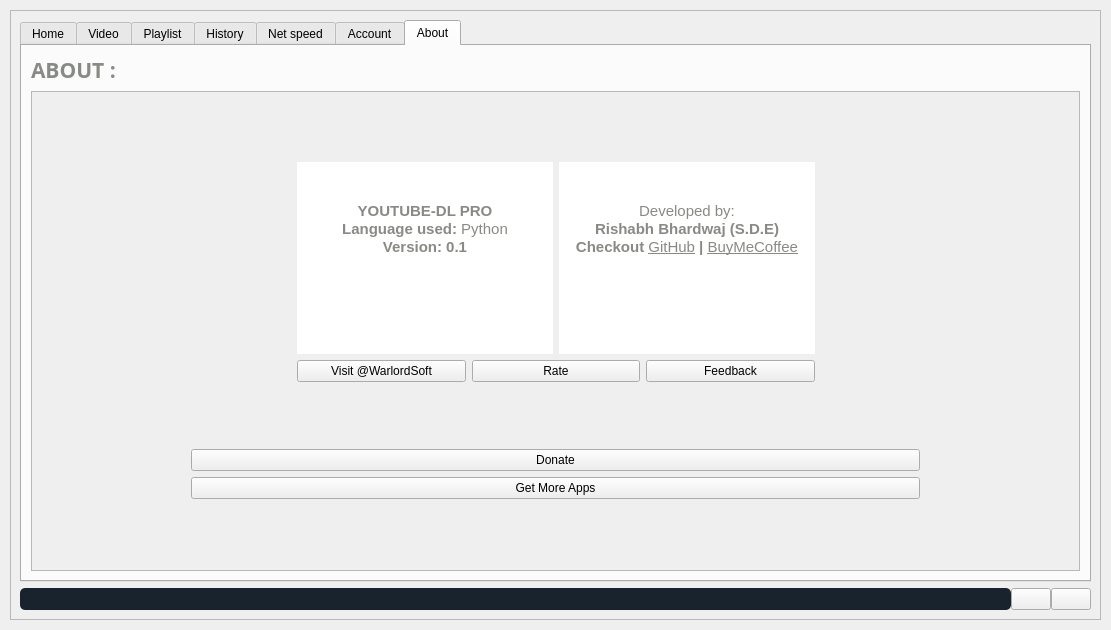
Qt form src/ui_main_trial.ui (rishabh3354/YOUTUBE-DL-PRO) before a commit.
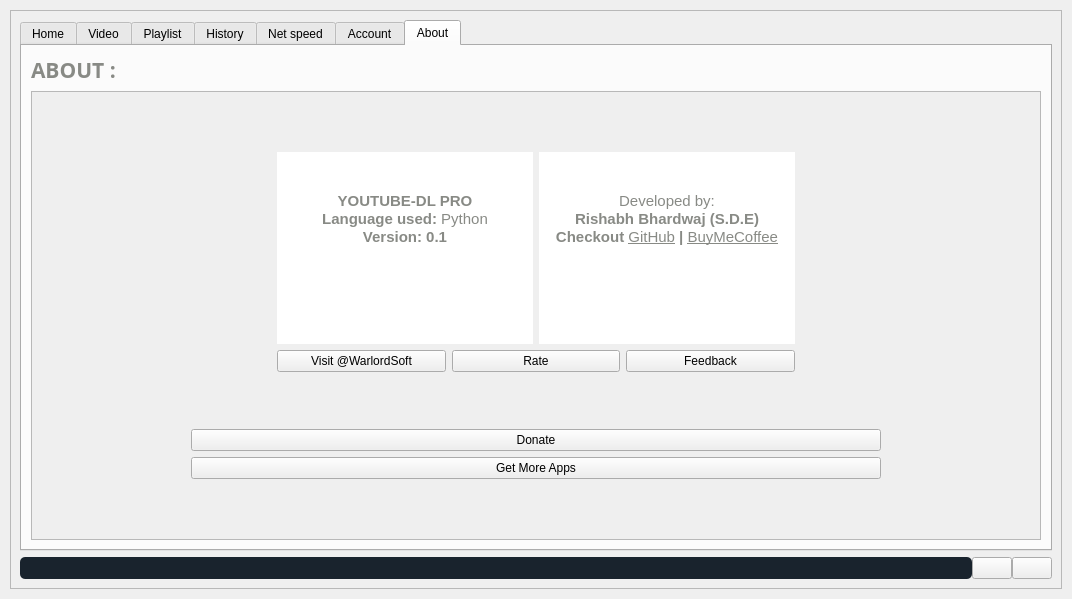
The same form after that commit. The open tabs and pages were chosen to show the change. Icons and pictures are not drawn.

What changed in the file:
```diff
--- a/src/ui_main_trial.ui
+++ b/src/ui_main_trial.ui
@@ -6,8 +6,8 @@
    <rect>
     <x>0</x>
     <y>0</y>
-    <width>1111</width>
-    <height>630</height>
+    <width>1072</width>
+    <height>599</height>
    </rect>
   </property>
   <property name="minimumSize">
@@ -2858,8 +2858,8 @@
                   <rect>
                    <x>0</x>
                    <y>0</y>
-                   <width>1047</width>
-                   <height>456</height>
+                   <width>1008</width>
+                   <height>425</height>
                   </rect>
                  </property>
                  <layout class="QVBoxLayout" name="verticalLayout_13">
```
Left out of the diff: 2 changed lines with no effect on the pictures.
